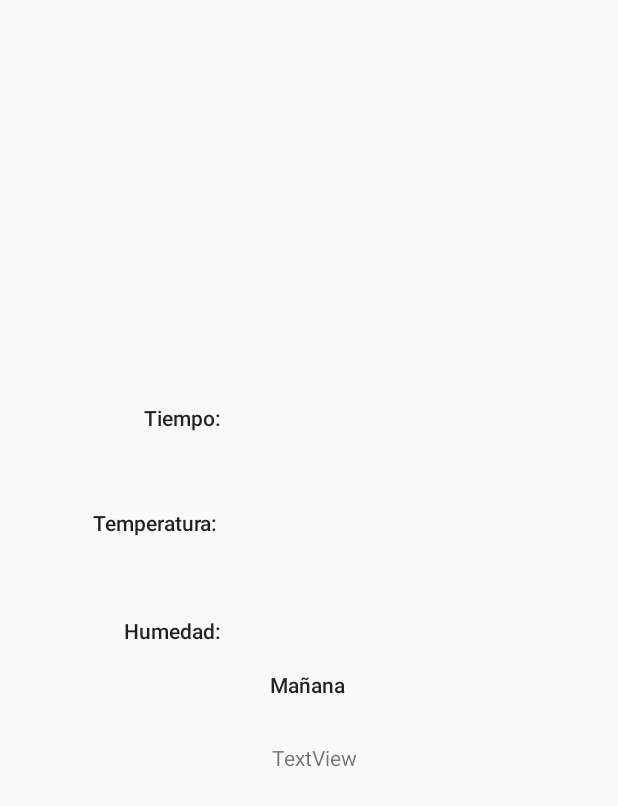
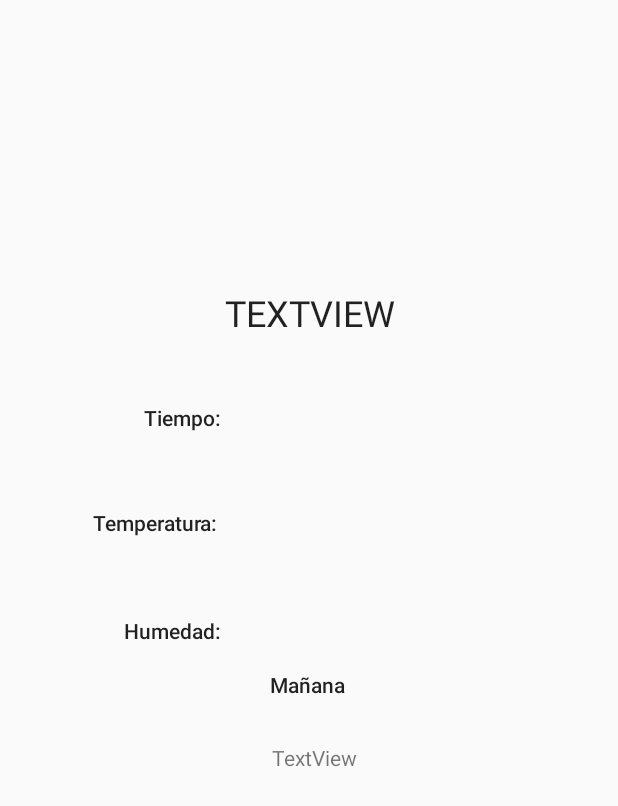
Before and after one commit to Dawnixt/EjercicioEveris, an Android app: the layout municipio_weather_fragment.xml on its own in the app's theme, with its tools: preview values and no code run, on a phone screen of 412 x 824 dp. Shown: the top 806 px of the screen. Run offline under Robolectric (Android 15) with nearby library versions, the phone set to English and light mode, and no system bars.

```diff
--- a/WeatherAppMVVM/app/src/main/java/com/example/weatherappmvvm/presentation/Alert/LoadingDialog.kt
+++ b/WeatherAppMVVM/app/src/main/java/com/example/weatherappmvvm/presentation/Alert/LoadingDialog.kt
@@ -17,6 +17,9 @@ class LoadingDialog(var activity: Activity) {
         builder.setCancelable(false)
 
         dialog = builder.create()
+    }
+
+    fun show(){
         dialog.show()
     }
 
--- a/WeatherAppMVVM/app/src/main/java/com/example/weatherappmvvm/presentation/Fragment/FragmentListaMunicipios.kt
+++ b/WeatherAppMVVM/app/src/main/java/com/example/weatherappmvvm/presentation/Fragment/FragmentListaMunicipios.kt
@@ -19,8 +19,8 @@ import com.example.weatherappmvvm.presentation.ViewModel.WeatherInfoViewModel
 
 class FragmentListaMunicipios(var lifeowner: LifecycleOwner, var modelOwner: ViewModelStoreOwner): Fragment() {
 
-    var weatherInfoViewModel: WeatherInfoViewModel = WeatherInfoViewModel(lifeowner,modelOwner)
-    var weatherInfoFactory: WeatherInfoFactory = WeatherInfoFactory(lifeowner,modelOwner)
+    var weatherInfoViewModel: WeatherInfoViewModel = WeatherInfoViewModel(lifeowner)
+    var weatherInfoFactory: WeatherInfoFactory = WeatherInfoFactory(lifeowner)
     var listaMunicipioRecyclerAdapter: MunicipioRecyclerAdapter? = null
     var listaMunicipiosPorProvincia: RecyclerView? = null
 
--- a/WeatherAppMVVM/app/src/main/java/com/example/weatherappmvvm/presentation/Lista/MunicipioRecyclerAdapter.kt
+++ b/WeatherAppMVVM/app/src/main/java/com/example/weatherappmvvm/presentation/Lista/MunicipioRecyclerAdapter.kt
@@ -30,7 +30,7 @@ class MunicipioRecyclerAdapter(var municipios: ArrayList<Municipio>, var storeOw
 class MunicipioViewHolder(view: View, storeOwner: ViewModelStoreOwner, weatherInfoFactory: WeatherInfoFactory, lifecycleOwner: LifecycleOwner): RecyclerView.ViewHolder(view), View.OnClickListener{
 
     var textViewNombreMunicipio = view.TextViewNombre
-    var weatherInfoViewModel: WeatherInfoViewModel = WeatherInfoViewModel(lifecycleOwner,storeOwner)
+    var weatherInfoViewModel: WeatherInfoViewModel = WeatherInfoViewModel(lifecycleOwner)
 
     init {
         view.setOnClickListener(this)
--- a/WeatherAppMVVM/app/src/main/res/layout/municipio_weather_fragment.xml
+++ b/WeatherAppMVVM/app/src/main/res/layout/municipio_weather_fragment.xml
@@ -10,10 +10,11 @@
         android:id="@+id/TextViewNombreMunicipio"
         android:layout_width="wrap_content"
         android:layout_height="wrap_content"
-        android:layout_marginStart="99dp"
-        android:layout_marginTop="152dp"
-        android:layout_marginEnd="312dp"
-        android:layout_marginBottom="547dp"
+        android:layout_marginStart="149dp"
+        android:layout_marginTop="100dp"
+        android:layout_marginEnd="148dp"
+        android:layout_marginBottom="599dp"
+        android:text="TEXTVIEW"
         android:textAppearance="@style/TextAppearance.AppCompat.Headline"
         app:layout_constraintBottom_toBottomOf="parent"
         app:layout_constraintEnd_toEndOf="parent"
```
Also changed, not shown: WeatherAppMVVM/app/src/main/java/com/example/weatherappmvvm/presentation/Activity/WeatherInfoActivity.kt (+6 -5 lines), WeatherAppMVVM/app/src/main/java/com/example/weatherappmvvm/presentation/Fragment/FragmentMunicipioWeather.kt (+8 -6 lines), WeatherAppMVVM/app/src/main/java/com/example/weatherappmvvm/presentation/ViewModel/MainViewModel.kt (+7 -5 lines), WeatherAppMVVM/app/src/main/java/com/example/weatherappmvvm/presentation/ViewModel/WeatherInfoViewModel.kt (+5 -6 lines).
